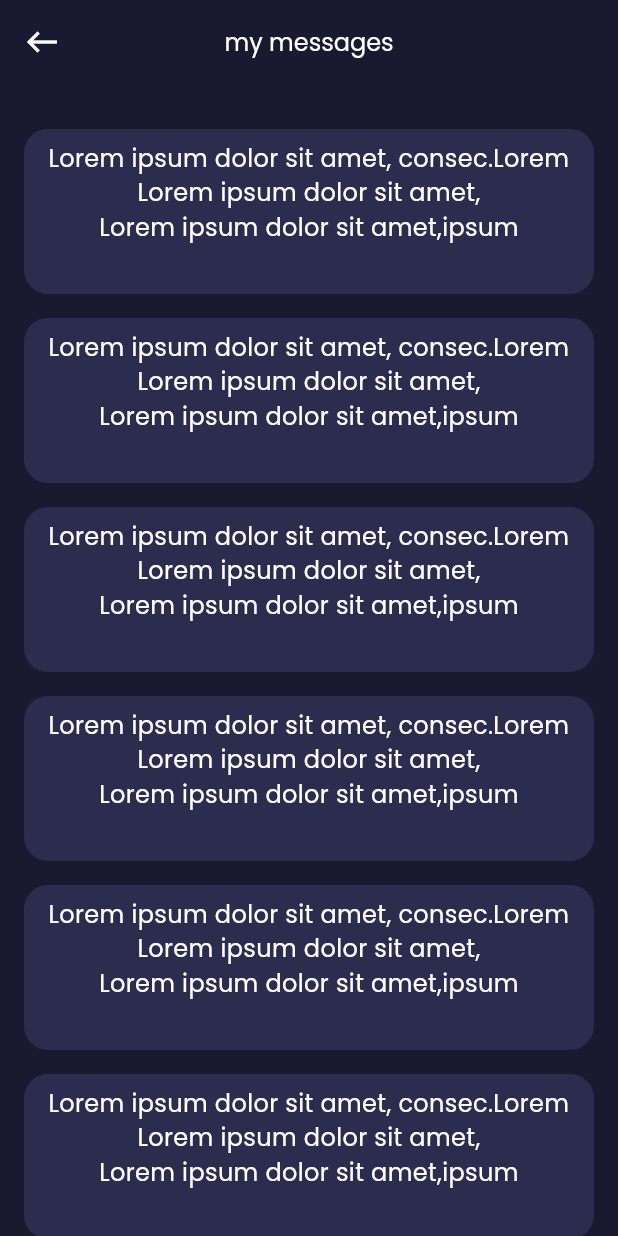
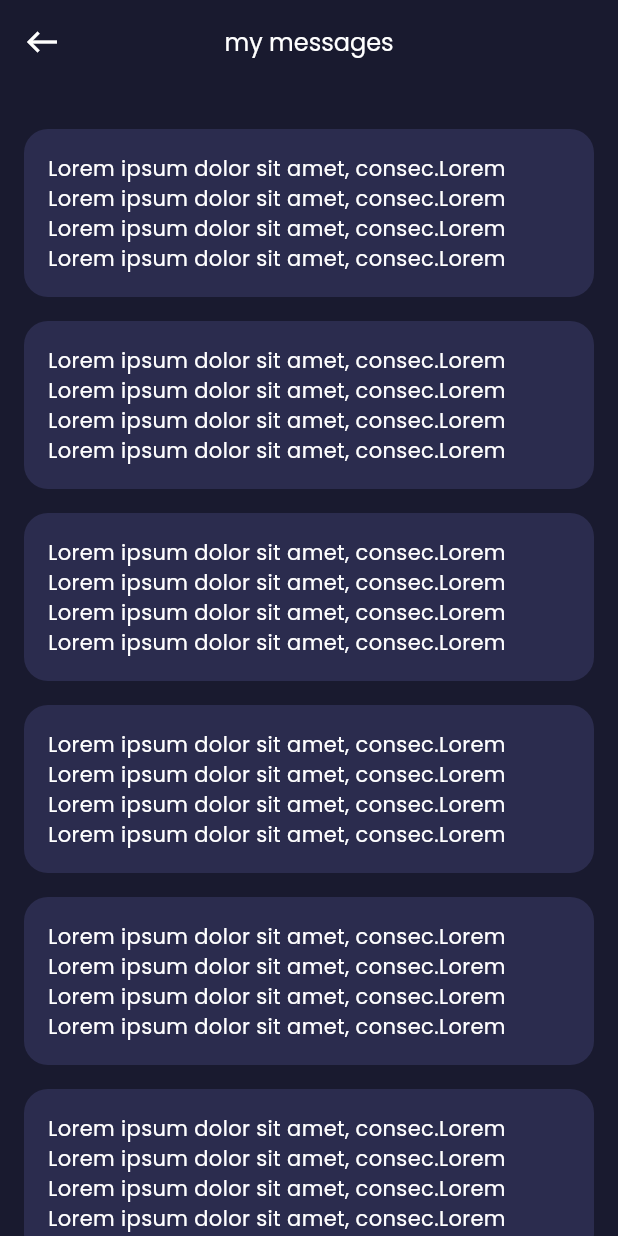
Before and after one commit to ba138/data, a Flutter app: the MyMessages screen opened by its route, on a phone screen of 412 x 824 dp. Run offline on Flutter 3.47's test engine with Material 3 defaults, Android fonts, the phone set to English and light mode, and no system bars; our stand-ins replace another_flushbar, fluttertoast, google_fonts.

Commit message:
changes to fix the message card

```diff
--- a/lib/view/messages/widgets/textCard.dart
+++ b/lib/view/messages/widgets/textCard.dart
@@ -11,58 +11,28 @@ class TextCard extends StatelessWidget {
   @override
   Widget build(BuildContext context) {
     return Container(
-      height: 110,
       width: double.infinity,
       decoration: BoxDecoration(
           borderRadius: BorderRadius.circular(16.0),
           color: const Color(0xff2B2C4E)),
-      child: Padding(
-        padding: const EdgeInsets.all(8.0),
       child: Column(
         children: [
-            Center(
-              child: Text.rich(
-                TextSpan(
-                  text: 'Lorem ipsum dolor sit amet, consec.Lorem\n',
+          Padding(
+            padding: const EdgeInsets.all(16.0),
+            child: Text(
+              "Lorem ipsum dolor sit amet, consec.Lorem Lorem ipsum dolor sit amet, consec.Lorem Lorem ipsum dolor sit amet, consec.Lorem Lorem ipsum dolor sit amet, consec.Lorem",
               style: GoogleFonts.getFont(
                 "Poppins",
                 textStyle: const TextStyle(
                   color: AppColor.whiteColor,
-                      fontSize: 16.0,
+                  fontSize: 14.0,
                   fontWeight: FontWeight.w400,
                 ),
-                  ),
-                  children: [
-                    TextSpan(
-                      text: 'Lorem ipsum dolor sit amet,\n',
-                      style: GoogleFonts.getFont(
-                        "Poppins",
-                        textStyle: const TextStyle(
-                          color: AppColor.whiteColor,
-                          fontSize: 16.0,
-                          fontWeight: FontWeight.w400,
-                        ),
-                      ),
-                    ),
-                    TextSpan(
-                      text: 'Lorem ipsum dolor sit amet,ipsum\n',
-                      style: GoogleFonts.getFont(
-                        "Poppins",
-                        textStyle: const TextStyle(
-                          color: AppColor.whiteColor,
-                          fontSize: 16.0,
-                          fontWeight: FontWeight.w400,
               ),
             ),
           ),
         ],
       ),
-                textAlign: TextAlign.center,
-              ),
-            ),
-          ],
-        ),
-      ),
     );
   }
 }
```
Lines whose indentation alone changed are shown as unchanged.
